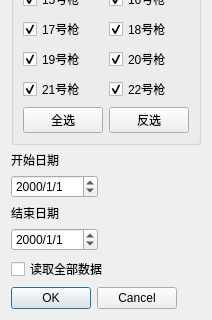
Sanvenir/db_process, file db_process/ui/spindle_dialog.ui: the form before one commit; both pictures show x 0 to 212 and y 263 to 583 of the 212 by 583 pixel window.
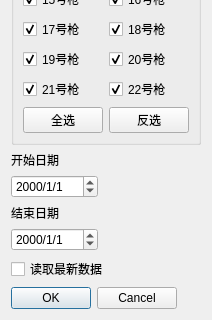
The form after the commit.

Patch:
```diff
--- a/db_process/ui/spindle_dialog.ui
+++ b/db_process/ui/spindle_dialog.ui
@@ -412,7 +412,7 @@
           </sizepolicy>
          </property>
          <property name="text">
-          <string>读取全部数据</string>
+          <string>读取最新数据</string>
          </property>
         </widget>
        </item>
```
